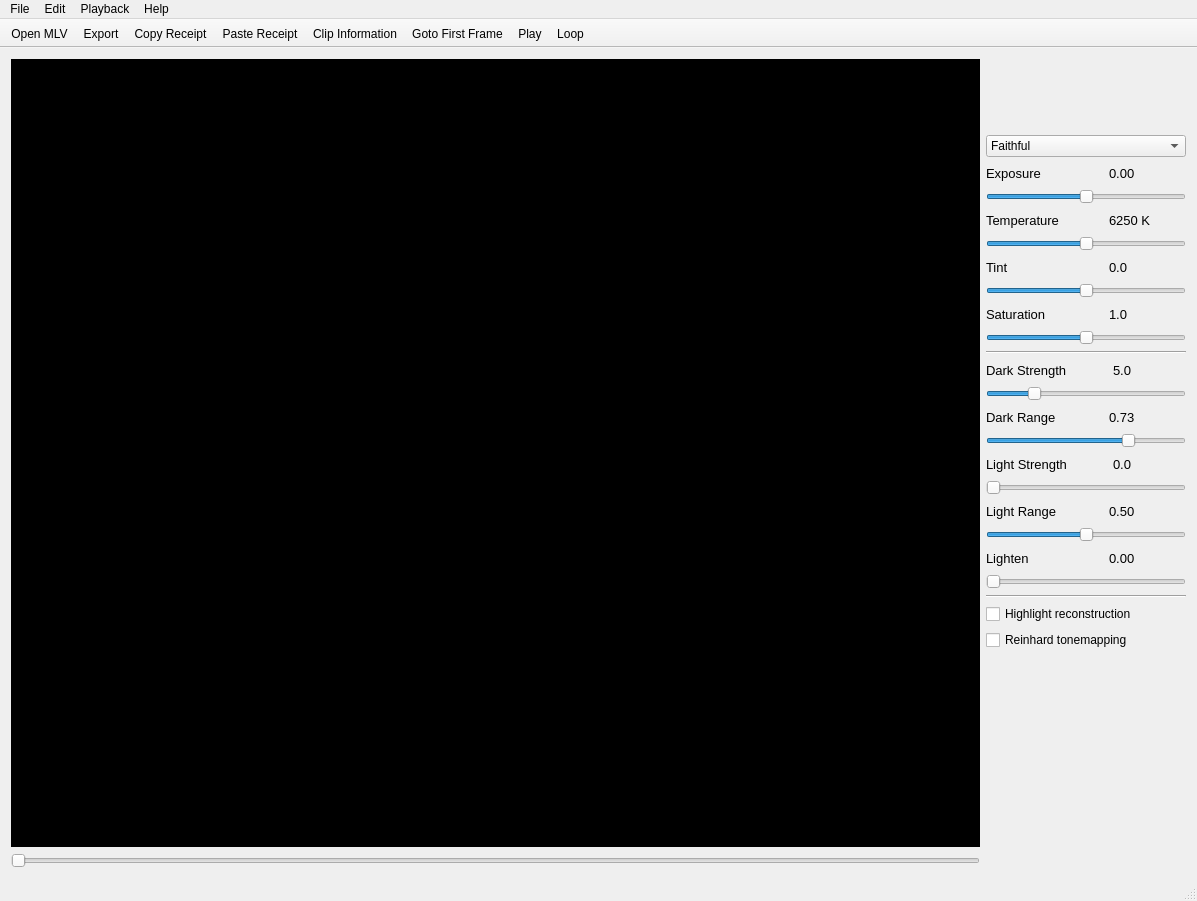
ilia3101/MLV-App, file platform/qt/MainWindow.ui: the form before one commit.
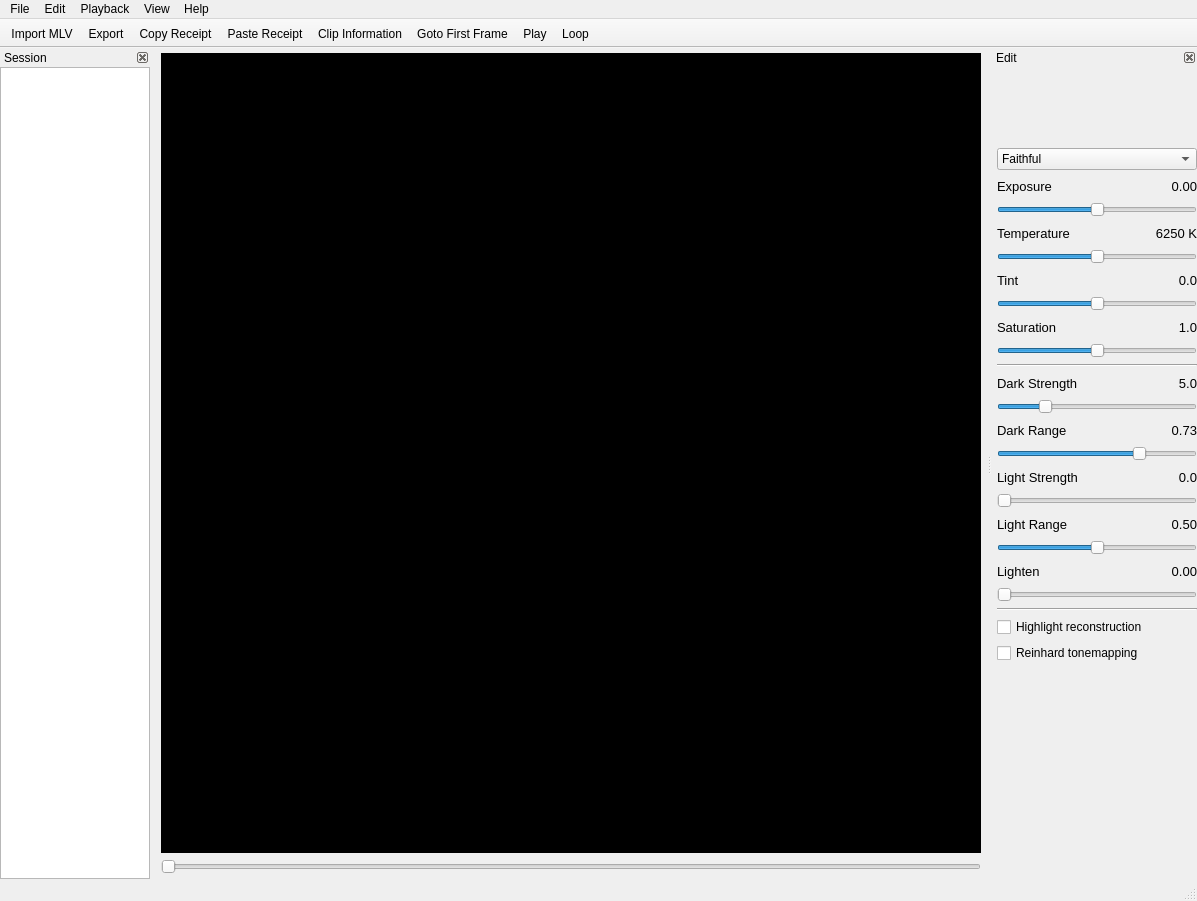
The form after the commit. Icons and pictures are not drawn.

Commit message: QtApp: Extensions: - MLVs open in a session - Each clip shall hold a receipt (TODO) - Receipt Copy, Paste, Reset - Left sidebar: Session - Right sidebar: Edit Sliders - Sidebars can be visible or not - If sidebars invisible, larger preview TODO: - New, Open and Save Session - Export all clips (or selected clips) of session at once

What changed in the file:
```diff
--- a/platform/qt/MainWindow.ui
+++ b/platform/qt/MainWindow.ui
@@ -22,6 +22,18 @@
   </property>
   <widget class="QWidget" name="centralWidget">
    <layout class="QGridLayout" name="gridLayout">
+    <property name="leftMargin">
+     <number>5</number>
+    </property>
+    <property name="topMargin">
+     <number>5</number>
+    </property>
+    <property name="rightMargin">
+     <number>5</number>
+    </property>
+    <property name="bottomMargin">
+     <number>5</number>
+    </property>
     <item row="0" column="0">
      <layout class="QVBoxLayout" name="verticalLayout">
       <item>
@@ -52,7 +64,135 @@
       </item>
      </layout>
     </item>
-    <item row="0" column="1">
+   </layout>
+  </widget>
+  <widget class="QMenuBar" name="menuBar">
+   <property name="geometry">
+    <rect>
+     <x>0</x>
+     <y>0</y>
+     <width>1197</width>
+     <height>22</height>
+    </rect>
+   </property>
+   <widget class="QMenu" name="menuFile">
+    <property name="title">
+     <string>File</string>
+    </property>
+    <addaction name="actionNewSession"/>
+    <addaction name="actionOpenSession"/>
+    <addaction name="actionSaveSession"/>
+    <addaction name="separator"/>
+    <addaction name="actionOpen"/>
+    <addaction name="separator"/>
+    <addaction name="actionClip_Information"/>
+    <addaction name="separator"/>
+    <addaction name="actionExport"/>
+    <addaction name="actionExportSettings"/>
+    <addaction name="separator"/>
+    <addaction name="actionQuit"/>
+   </widget>
+   <widget class="QMenu" name="menuEdit">
+    <property name="title">
+     <string>Edit</string>
+    </property>
+    <addaction name="actionCopyRecept"/>
+    <addaction name="actionPasteReceipt"/>
+    <addaction name="actionResetReceipt"/>
+   </widget>
+   <widget class="QMenu" name="menuHelp">
+    <property name="title">
+     <string>Help</string>
+    </property>
+    <addaction name="actionAbout"/>
+   </widget>
+   <widget class="QMenu" name="menuPlayback">
+    <property name="title">
+     <string>Playback</string>
+    </property>
+    <addaction name="actionGoto_First_Frame"/>
+    <addaction name="actionPlay"/>
+    <addaction name="actionLoop"/>
+    <addaction name="separator"/>
+    <addaction name="actionDropFrameMode"/>
+    <addaction name="actionAlwaysUseAMaZE"/>
+    <addaction name="separator"/>
+    <addaction name="actionZoomFit"/>
+    <addaction name="actionZoom100"/>
+   </widget>
+   <widget class="QMenu" name="menuView">
+    <property name="title">
+     <string>View</string>
+    </property>
+    <addaction name="actionShowSessionArea"/>
+    <addaction name="actionShowEditArea"/>
+    <addaction name="separator"/>
+    <addaction name="actionShowHistogram"/>
+    <addaction name="actionShowWaveFormMonitor"/>
+   </widget>
+   <addaction name="menuFile"/>
+   <addaction name="menuEdit"/>
+   <addaction name="menuPlayback"/>
+   <addaction name="menuView"/>
+   <addaction name="menuHelp"/>
+  </widget>
+  <widget class="QToolBar" name="mainToolBar">
+   <property name="movable">
+    <bool>false</bool>
+   </property>
+   <property name="iconSize">
+    <size>
+     <width>24</width>
+     <height>24</height>
+    </size>
+   </property>
+   <attribute name="toolBarArea">
+    <enum>TopToolBarArea</enum>
+   </attribute>
+   <attribute name="toolBarBreak">
+    <bool>false</bool>
+   </attribute>
+   <addaction name="actionOpen"/>
+   <addaction name="actionExport"/>
+   <addaction name="actionCopyRecept"/>
+   <addaction name="actionPasteReceipt"/>
+   <addaction name="actionClip_Information"/>
+   <addaction name="actionGoto_First_Frame"/>
+   <addaction name="actionPlay"/>
+   <addaction name="actionLoop"/>
+  </widget>
+  <widget class="QStatusBar" name="statusBar"/>
+  <widget class="QDockWidget" name="dockWidgetEdit">
+   <property name="enabled">
+    <bool>true</bool>
+   </property>
+   <property name="features">
+    <set>QDockWidget::DockWidgetClosable</set>
+   </property>
+   <property name="allowedAreas">
+    <set>Qt::RightDockWidgetArea</set>
+   </property>
+   <property name="windowTitle">
+    <string>Edit</string>
+   </property>
+   <attribute name="dockWidgetArea">
+    <number>2</number>
+   </attribute>
+   <widget class="QWidget" name="dockWidgetContents">
+    <layout class="QFormLayout" name="formLayout">
+     <property name="leftMargin">
+      <number>5</number>
+     </property>
+     <property name="topMargin">
+      <number>5</number>
+     </property>
+     <property name="rightMargin">
+      <number>0</number>
+     </property>
+     <property name="bottomMargin">
+      <number>0</number>
+     </property>
+     <item row="0" column="0">
      <layout class="QVBoxLayout" name="verticalLayout_2">
       <item>
        <widget class="QLabel" name="labelHistogram">
@@ -146,6 +286,9 @@
           <property name="text">
            <string>0.00</string>
           </property>
+           <property name="alignment">
+            <set>Qt::AlignRight|Qt::AlignTrailing|Qt::AlignVCenter</set>
+           </property>
          </widget>
         </item>
        </layout>
@@ -227,6 +370,9 @@
           <property name="text">
            <string>6250 K</string>
           </property>
+           <property name="alignment">
+            <set>Qt::AlignRight|Qt::AlignTrailing|Qt::AlignVCenter</set>
+           </property>
          </widget>
         </item>
        </layout>
@@ -308,6 +454,9 @@
           <property name="text">
            <string>0.0</string>
           </property>
+           <property name="alignment">
+            <set>Qt::AlignRight|Qt::AlignTrailing|Qt::AlignVCenter</set>
+           </property>
          </widget>
         </item>
        </layout>
@@ -389,6 +538,9 @@
           <property name="text">
            <string>1.0</string>
           </property>
+           <property name="alignment">
+            <set>Qt::AlignRight|Qt::AlignTrailing|Qt::AlignVCenter</set>
+           </property>
          </widget>
         </item>
        </layout>
@@ -474,6 +626,9 @@
           <property name="text">
            <string>5.0</string>
           </property>
+           <property name="alignment">
+            <set>Qt::AlignRight|Qt::AlignTrailing|Qt::AlignVCenter</set>
+           </property>
          </widget>
         </item>
        </layout>
@@ -552,6 +707,9 @@
           <property name="text">
            <string>0.73</string>
           </property>
+           <property name="alignment">
+            <set>Qt::AlignRight|Qt::AlignTrailing|Qt::AlignVCenter</set>
+           </property>
          </widget>
         </item>
        </layout>
@@ -630,6 +788,9 @@
           <property name="text">
            <string>0.0</string>
           </property>
+           <property name="alignment">
+            <set>Qt::AlignRight|Qt::AlignTrailing|Qt::AlignVCenter</set>
+           </property>
          </widget>
         </item>
        </layout>
@@ -705,6 +866,9 @@
           <property name="text">
            <string>0.50</string>
           </property>
+           <property name="alignment">
+            <set>Qt::AlignRight|Qt::AlignTrailing|Qt::AlignVCenter</set>
+           </property>
          </widget>
         </item>
        </layout>
@@ -783,6 +947,9 @@
           <property name="text">
            <string>0.00</string>
           </property>
+           <property name="alignment">
+            <set>Qt::AlignRight|Qt::AlignTrailing|Qt::AlignVCenter</set>
+           </property>
          </widget>
         </item>
        </layout>
@@ -853,89 +1020,68 @@
     </item>
    </layout>
   </widget>
-  <widget class="QMenuBar" name="menuBar">
-   <property name="geometry">
-    <rect>
-     <x>0</x>
-     <y>0</y>
-     <width>1197</width>
-     <height>22</height>
-    </rect>
-   </property>
-   <widget class="QMenu" name="menuFile">
-    <property name="title">
-     <string>File</string>
-    </property>
-    <addaction name="actionOpen"/>
-    <addaction name="separator"/>
-    <addaction name="actionClip_Information"/>
-    <addaction name="separator"/>
-    <addaction name="actionExport"/>
-    <addaction name="actionExportSettings"/>
-    <addaction name="separator"/>
-    <addaction name="actionQuit"/>
-   </widget>
-   <widget class="QMenu" name="menuEdit">
-    <property name="title">
-     <string>Edit</string>
-    </property>
-    <addaction name="actionCopyRecept"/>
-    <addaction name="actionPasteReceipt"/>
-   </widget>
-   <widget class="QMenu" name="menuHelp">
-    <property name="title">
-     <string>Help</string>
-    </property>
-    <addaction name="actionAbout"/>
-   </widget>
-   <widget class="QMenu" name="menuPlayback">
-    <property name="title">
-     <string>Playback</string>
-    </property>
-    <addaction name="actionGoto_First_Frame"/>
-    <addaction name="actionPlay"/>
-    <addaction name="actionLoop"/>
-    <addaction name="separator"/>
-    <addaction name="actionDropFrameMode"/>
-    <addaction name="actionAlwaysUseAMaZE"/>
-    <addaction name="separator"/>
-    <addaction name="actionZoomFit"/>
-    <addaction name="actionZoom100"/>
-    <addaction name="separator"/>
-    <addaction name="actionShowHistogram"/>
-    <addaction name="actionShowWaveFormMonitor"/>
-   </widget>
-   <addaction name="menuFile"/>
-   <addaction name="menuEdit"/>
-   <addaction name="menuPlayback"/>
-   <addaction name="menuHelp"/>
-  </widget>
-  <widget class="QToolBar" name="mainToolBar">
-   <property name="movable">
-    <bool>false</bool>
-   </property>
-   <property name="iconSize">
+  </widget>
+  <widget class="QDockWidget" name="dockWidgetSession">
+   <property name="sizePolicy">
+    <sizepolicy hsizetype="Fixed" vsizetype="Preferred">
+     <horstretch>0</horstretch>
+     <verstretch>0</verstretch>
+    </sizepolicy>
+   </property>
+   <property name="minimumSize">
+    <size>
+     <width>150</width>
+     <height>124</height>
+    </size>
+   </property>
+   <property name="maximumSize">
     <size>
-     <width>24</width>
-     <height>24</height>
+     <width>150</width>
+     <height>524287</height>
     </size>
    </property>
-   <attribute name="toolBarArea">
-    <enum>TopToolBarArea</enum>
+   <property name="features">
+    <set>QDockWidget::DockWidgetClosable</set>
+   </property>
+   <property name="allowedAreas">
+    <set>Qt::LeftDockWidgetArea</set>
+   </property>
+   <property name="windowTitle">
+    <string>Session</string>
+   </property>
+   <attribute name="dockWidgetArea">
+    <number>1</number>
    </attribute>
-   <attribute name="toolBarBreak">
+   <widget class="QWidget" name="dockWidgetContents_2">
+    <layout class="QGridLayout" name="gridLayout_2">
+     <property name="leftMargin">
+      <number>0</number>
+     </property>
+     <property name="topMargin">
+      <number>0</number>
+     </property>
+     <property name="rightMargin">
+      <number>0</number>
+     </property>
+     <property name="bottomMargin">
+      <number>0</number>
+     </property>
+     <item row="0" column="0">
+      <widget class="QListWidget" name="listWidgetSession">
+       <property name="alternatingRowColors">
+        <bool>true</bool>
+       </property>
+       <property name="selectionMode">
+        <enum>QAbstractItemView::ContiguousSelection</enum>
+       </property>
+       <property name="sortingEnabled">
     <bool>false</bool>
-   </attribute>
-   <addaction name="actionOpen"/>
-   <addaction name="actionExport"/>
-   <addaction name="actionCopyRecept"/>
-   <addaction name="actionPasteReceipt"/>
-   <addaction name="actionClip_Information"/>
-   <addaction name="actionGoto_First_Frame"/>
-   <addaction name="actionPlay"/>
-   <addaction name="actionLoop"/>
-  </widget>
-  <widget class="QStatusBar" name="statusBar"/>
+       </property>
+      </widget>
+     </item>
+    </layout>
+   </widget>
+  </widget>
   <action name="actionOpen">
    <property name="icon">
     <iconset resource="ressources.qrc">
@@ -943,7 +1089,7 @@
      <normalon>:/IMG/IMG/fileopen.png</normalon>:/RetinaIMG/RetinaIMG/Folder-Open-icon.png</iconset>
    </property>
    <property name="text">
-    <string>Open MLV...</string>
+    <string>Import MLV</string>
    </property>
    <property name="toolTip">
     <string>Open a MLV file...</string>
```
Left out of the diff: 135 changed lines with no effect on the pictures. Lines whose indentation alone changed are shown as unchanged. The commit also changes 8 other files.
